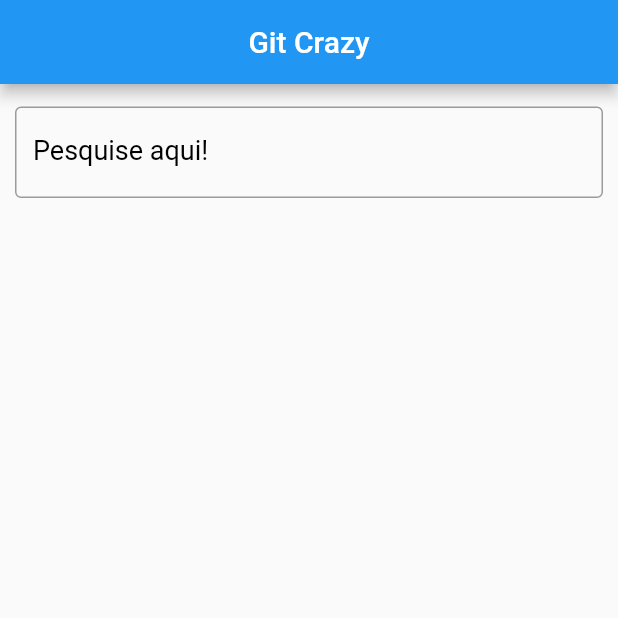
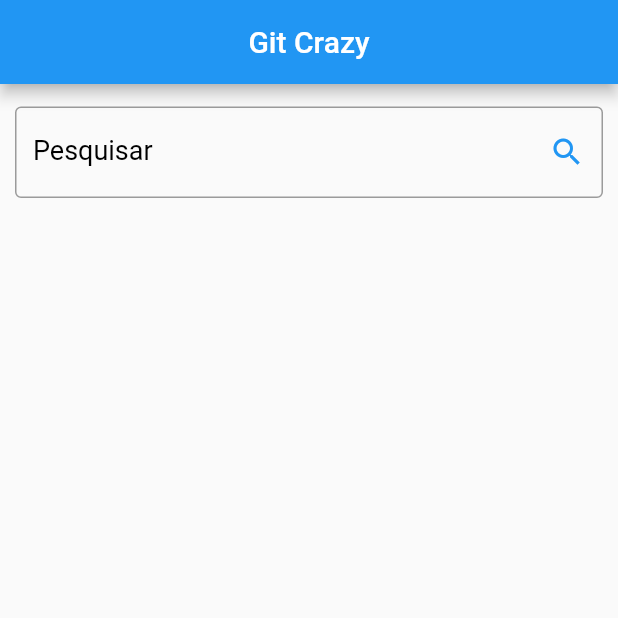
Before and after one commit to marcelosilvadev/GitCrazy, a Flutter app: the screen it shows after launch, on a phone screen of 412 x 824 dp, the top half of it. Run offline on Flutter 3.47's test engine with Material 2 defaults, Android fonts, the phone set to English and light mode, and no system bars.

Commit message:
Create search users

```diff
--- a/lib/screens/home.dart
+++ b/lib/screens/home.dart
@@ -9,13 +9,22 @@ class Home extends StatefulWidget {
 }
 
 class _HomeState extends State<Home> {
+  String _search = "";
+
+  Future<Map> _getUsers() async {
+    http.Response response;
+    response = await http
+        .get("https://api.github.com/search/users?q=${_search}&per_page=10");
+    return json.decode(response.body);
+  }
+
   @override
   void initState() {
     super.initState();
 
-    _getTopUsers().then((map) {
-      print(map);
-    });
+//    _getUsers().then((map) {
+//      print(map);
+//    });
   }
 
   @override
@@ -31,17 +40,33 @@ class _HomeState extends State<Home> {
               padding: EdgeInsets.fromLTRB(10.0, 15.0, 10.0, 15.0),
               child: TextField(
                 decoration: InputDecoration(
-                    labelText: "Pesquise aqui!",
+                    suffixIcon: IconButton(
+                      icon: Icon(
+                        _search == "" ? Icons.search : Icons.close,
+                        color: Colors.blue,
+                      ),
+                      onPressed: () {
+                        setState(() {
+                          _search = "";
+                        });
+                      },
+                    ),
+                    labelText: "Pesquisar",
                     labelStyle: TextStyle(color: Colors.black, fontSize: 18.0),
                     border: OutlineInputBorder()),
                 style: TextStyle(color: Colors.black, fontSize: 18.0),
-                textAlign: TextAlign.center,
-                onSubmitted: (text) {},
+                textAlign: TextAlign.start,
+                onChanged: (text) {
+                  setState(() {
+                    _search = text;
+                  });
+                },
               ),
             ),
-            Expanded(
-              child: FutureBuilder<List>(
-                  future: _getTopUsers(),
+            _search != ""
+                ? Expanded(
+                    child: FutureBuilder<Map>(
+                        future: _getUsers(),
                         builder: (context, snapshot) {
                           switch (snapshot.connectionState) {
                             case ConnectionState.waiting:
@@ -49,8 +74,8 @@ class _HomeState extends State<Home> {
                               return Container(
                                 alignment: Alignment.center,
                                 child: CircularProgressIndicator(
-                            valueColor:
-                                AlwaysStoppedAnimation<Color>(Colors.black),
+                                  valueColor: AlwaysStoppedAnimation<Color>(
+                                      Colors.black),
                                   strokeWidth: 5.0,
                                 ),
                               );
@@ -62,26 +87,24 @@ class _HomeState extends State<Home> {
                           }
                         }),
                   )
+                : Container()
           ],
         ));
   }
 
-  Future<List> _getTopUsers() async {
-    http.Response response;
-    response = await http.get("https://api.github.com/users?per_page=10");
-    return json.decode(response.body);
-  }
-
   Widget _createGitTable(BuildContext context, AsyncSnapshot snapshot) {
+    print("Quantidade ${snapshot.data["items"].length}");
+    print("Snapshot ${snapshot.data}");
     return GridView.builder(
         padding: EdgeInsets.all(4.0),
         gridDelegate: SliverGridDelegateWithFixedCrossAxisCount(
-          crossAxisCount: 2, //Quantidade de users na vertical (Cross = Vertical --- Main = Horizontal)
+          crossAxisCount:
+              2, //Quantidade de users na vertical (Cross = Vertical --- Main = Horizontal)
           mainAxisSpacing: 4.0,
           crossAxisSpacing: 4.0,
           childAspectRatio: 0.65,
         ),
-        itemCount: snapshot.data.length,
+        itemCount: snapshot.data["items"].length,
         itemBuilder: (context, index) {
           return InkWell(
               onTap: () {},
@@ -93,14 +116,14 @@ class _HomeState extends State<Home> {
                   AspectRatio(
                     aspectRatio: 0.8,
                     child: Image.network(
-                      snapshot.data[index]["avatar_url"],
+                      snapshot.data["items"][index]["avatar_url"],
                       fit: BoxFit.cover,
                     ),
                   ),
                   Expanded(
                     child: Center(
                       child: Text(
-                        snapshot.data[index]["login"],
+                        snapshot.data["items"][index]["login"],
                         style: TextStyle(
                             fontWeight: FontWeight.w500, fontSize: 16),
                         textAlign: TextAlign.center,
--- a/pubspec.yaml
+++ b/pubspec.yaml
@@ -42,8 +42,8 @@ flutter:
   uses-material-design: true
 
   # To add assets to your application, add an assets section, like this:
-  assets:
-  - lib/images/github.png
+  # assets:
+  # - lib/images/github.png
   #  - images/a_dot_ham.jpeg
 
   # An image asset can refer to one or more resolution-specific "variants", see
```
Also changed, not shown: lib/images/github.png (deleted), 1 other file. Lines whose indentation alone changed are shown as unchanged.
